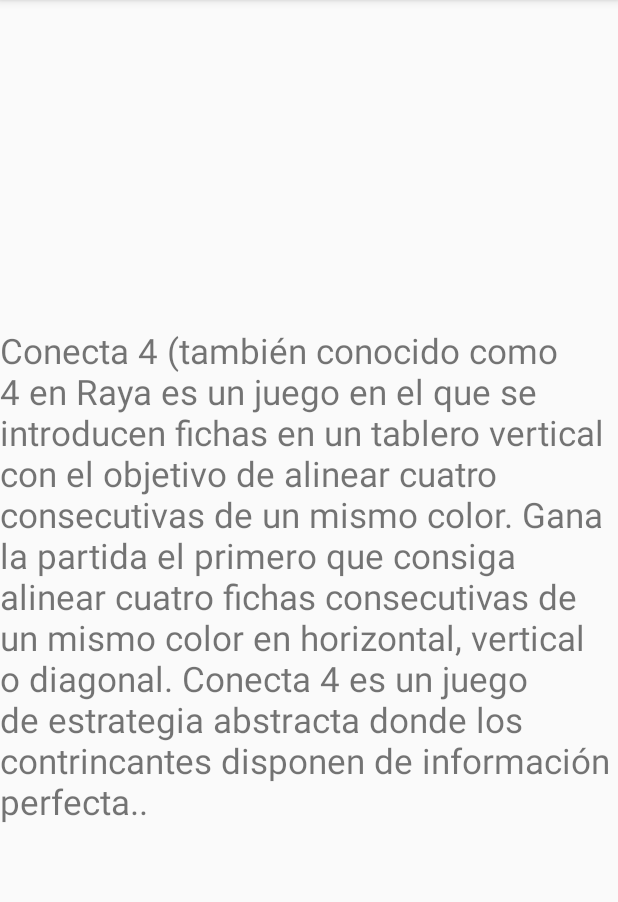
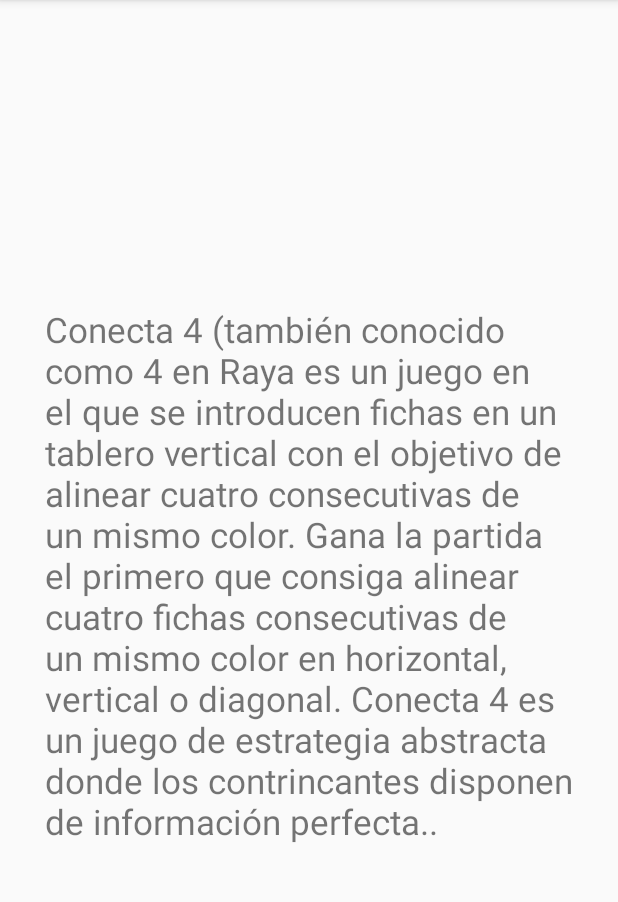
Before and after one commit to Madelinebelen/conectacuatromadeline, an Android app: the comosejuega screen opened directly, with no data from a screen before it, on a phone screen of 412 x 824 dp, the part 84-986 px from its top. Run offline under Robolectric (Android 15) with nearby library versions, the phone set to English and light mode, and no system bars.

Commit message:
Se modifico el margen en el Layout de "Como se juega"

```diff
--- a/app/src/main/java/com/example/madel_000/conectacuatromadeline/MainActivity.java
+++ b/app/src/main/java/com/example/madel_000/conectacuatromadeline/MainActivity.java
@@ -20,6 +20,7 @@ public class MainActivity extends Activity implements View.OnClickListener{
 
         btn1jugador.setOnClickListener(this);
         btn2jugador.setOnClickListener(this);
+
 
 
     }
--- a/app/src/main/res/layout/comosejuega.xml
+++ b/app/src/main/res/layout/comosejuega.xml
@@ -10,6 +10,8 @@
         android:layout_gravity="center"
         android:text="Conecta 4 (también conocido como 4 en Raya es un juego en el que se introducen fichas en un tablero vertical con el objetivo de alinear cuatro consecutivas de un mismo color. Gana la partida el primero que consiga alinear cuatro fichas consecutivas de un mismo color en horizontal, vertical o diagonal. Conecta 4 es un juego de estrategia abstracta donde los contrincantes disponen de información perfecta.."
 
-        android:textSize="23dp"/>
+        android:textSize="23dp"
+        android:layout_marginRight="30dp"
+        android:layout_marginLeft="30dp" />
 
 </LinearLayout>
```
